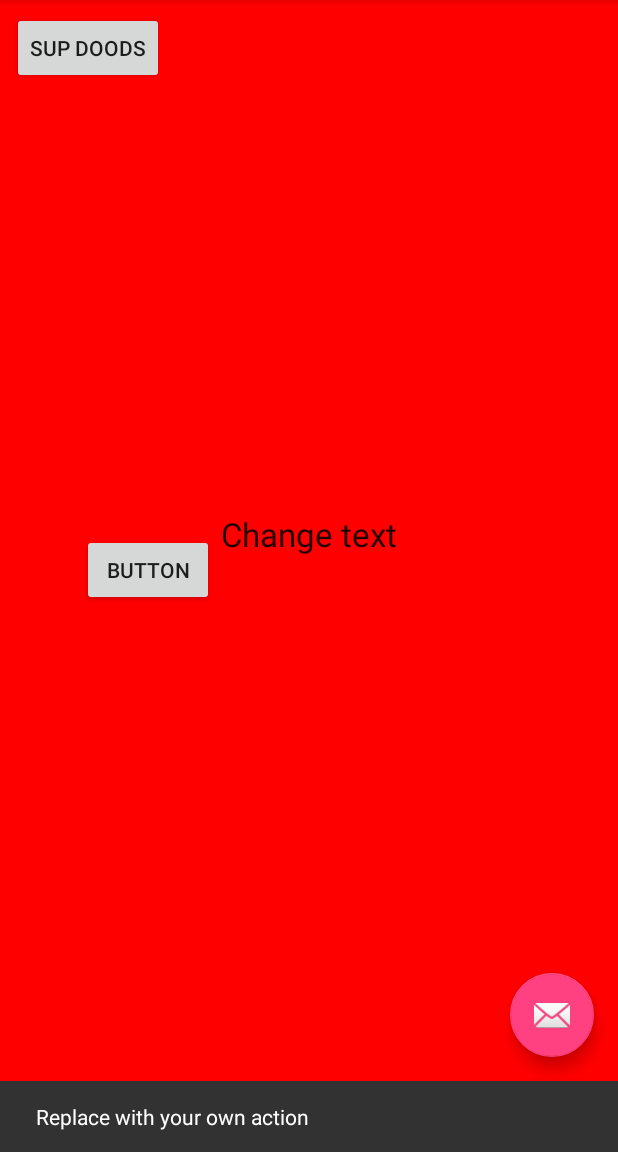
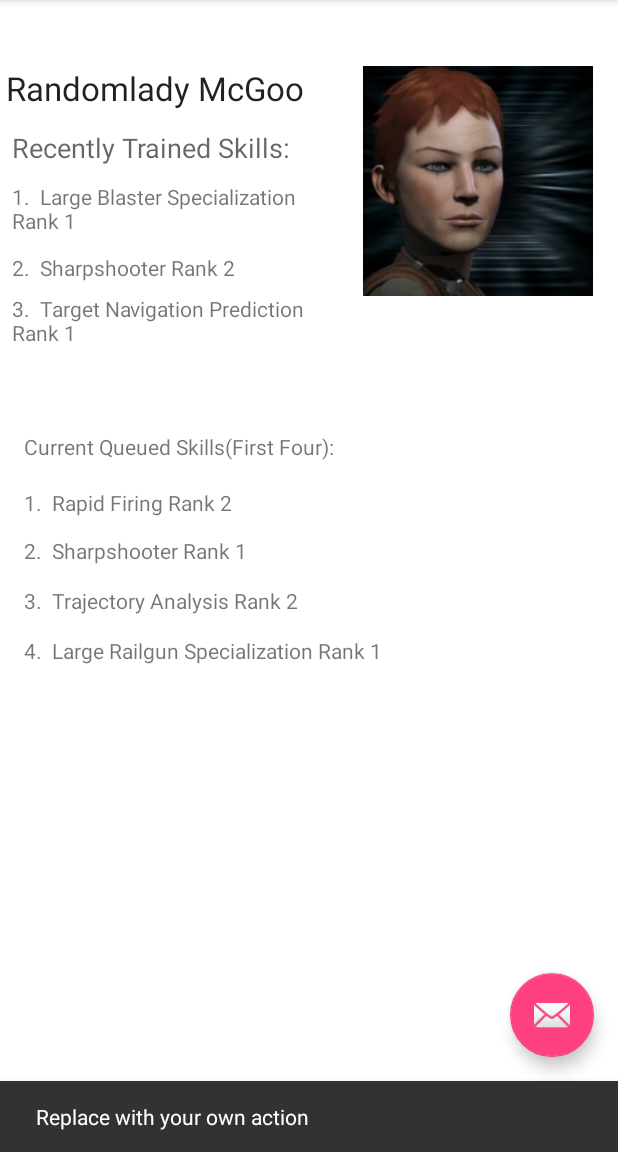
Before and after one commit to kylaconstantine13/skill_eden, an Android app: the screen it shows after launch (MainActivity), after a tap on an icon or button, on a phone screen of 412 x 824 dp, the part 84-1236 px from its top. Run offline under Robolectric (Android 15) with nearby library versions, the phone set to English and light mode, and no system bars; pictures from the network do not load; 2 other taps on this screen came first.

Commit message:
Added parent navigation for the messaging activity in the manifest.  Cleaned up the main activity to show a concept skill summary

```diff
--- a/skilleden/app/src/main/AndroidManifest.xml
+++ b/skilleden/app/src/main/AndroidManifest.xml
@@ -33,16 +33,21 @@
             android:name=".SkillPlanTabbedActivity"
             android:label="@string/title_activity_skill_plan_tabbed"
             android:theme="@style/AppTheme.NoActionBar" />
-        <activity android:name=".Messages" />
+        <!-- The two important lines are android:name and android:parentActivityName -->
+        <activity
+            android:name=".Messages"
+            android:parentActivityName=".MainActivity" />
+        <!-- The meta-data tag is required for API level 15 and lower, can be copy pasted directly -->
+            <meta-data
+                android:name="android.support.PARENT_ACTIVITY"
+                android:value=".MainActivity"/>
+
         <activity android:name=".SkillDetailActivity"
             android:parentActivityName=".SkillActivity">
-
             <!-- The meta-data tag is required if you support API level 15 and lower -->
             <meta-data
                 android:name="android.support.PARENT_ACTIVITY"
                 android:value=".SkillActivity" />
-
         </activity>
     </application>
-
 </manifest>
--- a/skilleden/app/src/main/java/com/eve/skilleden/MainActivity.java
+++ b/skilleden/app/src/main/java/com/eve/skilleden/MainActivity.java
@@ -94,25 +94,19 @@ public class MainActivity extends AppCompatActivity {
     }
 
     public void buttonOnClick(View v) {
-        Button testButton = (Button) v;
         ((Button) v).setText("SUP DOODS");
-        //v = (Button)findViewById(R.id.reset);
 
-        ConstraintLayout background = (ConstraintLayout) findViewById(R.id.make_background); //Gets the background object
-        background.setBackgroundColor(Color.RED); //change backgrond object color to red
+        ConstraintLayout background = findViewById(R.id.make_background); //Gets the background object
+        background.setBackgroundColor(Color.RED); //change background object color to red
 
-        TextView middleText = (TextView) findViewById(R.id.textView2);
+        TextView middleText = findViewById(R.id.textView2);
         middleText.setText("Change text");
+    }
 
-        /*View view = this.getWindow().getDecorView();
-        view.setBackgroundColor(15);
-        //testButton = findViewById(R.id.reset);*/
-    }
     public void openSkillPlanActivity(){
         Intent intent = new Intent(this, SkillPlanTabbedActivity.class);
         startActivity(intent);
     }
-
 
     public void openSkillActivity() {
         Intent intent = new Intent(this, SkillActivity.class);
--- a/skilleden/app/src/main/res/layout/content_main.xml
+++ b/skilleden/app/src/main/res/layout/content_main.xml
@@ -10,76 +10,127 @@
     tools:context=".MainActivity"
     tools:showIn="@layout/app_bar_main">
 
-    <Button
-        android:id="@+id/button"
+    <TextView
+        android:id="@+id/textView23"
         android:layout_width="wrap_content"
-        android:layout_height="wrap_content"
-        android:layout_marginEnd="8dp"
-        android:layout_marginLeft="8dp"
-        android:layout_marginRight="8dp"
+        android:layout_height="22dp"
+        android:layout_marginStart="16dp"
+        android:layout_marginTop="12dp"
+        android:text="4.  Large Railgun Specialization Rank 1"
+        app:layout_constraintStart_toStartOf="parent"
+        app:layout_constraintTop_toBottomOf="@+id/textView21" />
+
+    <TextView
+        android:id="@+id/textView21"
+        android:layout_width="wrap_content"
+        android:layout_height="21dp"
+        android:layout_marginStart="16dp"
+        android:layout_marginTop="12dp"
+        android:text="3.  Trajectory Analysis Rank 2"
+        app:layout_constraintStart_toStartOf="parent"
+        app:layout_constraintTop_toBottomOf="@+id/textView22" />
+
+    <TextView
+        android:id="@+id/textView22"
+        android:layout_width="wrap_content"
+        android:layout_height="21dp"
+        android:layout_marginStart="16dp"
+        android:layout_marginTop="12dp"
+        android:text="2.  Sharpshooter Rank 1"
+        app:layout_constraintStart_toStartOf="parent"
+        app:layout_constraintTop_toBottomOf="@+id/textView20" />
+
+    <TextView
+        android:id="@+id/textView18"
+        android:layout_width="197dp"
+        android:layout_height="36dp"
         android:layout_marginStart="8dp"
         android:layout_marginTop="8dp"
-        android:onClick="buttonOnClick"
-        android:text="Whatever, button"
-        app:layout_constraintEnd_toEndOf="parent"
-        app:layout_constraintHorizontal_bias="0.0"
+        android:text="3.  Target Navigation Prediction Rank 1"
+        app:layout_constraintStart_toStartOf="parent"
+        app:layout_constraintTop_toBottomOf="@+id/textView17" />
+
+    <TextView
+        android:id="@+id/textView17"
+        android:layout_width="wrap_content"
+        android:layout_height="19dp"
+        android:layout_marginStart="8dp"
+        android:layout_marginTop="8dp"
+        android:text="2.  Sharpshooter Rank 2"
+        app:layout_constraintStart_toStartOf="parent"
+        app:layout_constraintTop_toBottomOf="@+id/textView15" />
+
+    <TextView
+        android:id="@+id/textView12"
+        android:layout_width="205dp"
+        android:layout_height="34dp"
+        android:layout_marginStart="4dp"
+        android:layout_marginTop="44dp"
+        android:text="Randomlady McGoo"
+        android:textAppearance="@android:style/TextAppearance.Material.Large"
         app:layout_constraintStart_toStartOf="parent"
         app:layout_constraintTop_toTopOf="parent" />
 
-    <android.support.v4.widget.NestedScrollView
-        android:layout_width="368dp"
-        android:layout_height="174dp"
-        android:layout_marginBottom="8dp"
-        android:layout_marginEnd="8dp"
-        android:layout_marginLeft="8dp"
-        android:layout_marginRight="8dp"
+    <TextView
+        android:id="@+id/textView14"
+        android:layout_width="202dp"
+        android:layout_height="27dp"
         android:layout_marginStart="8dp"
         android:layout_marginTop="8dp"
-        android:fillViewport="true"
-        app:layout_constraintBottom_toBottomOf="parent"
-        app:layout_constraintEnd_toEndOf="parent"
+        android:text="Recently Trained Skills:"
+        android:textAppearance="@android:style/TextAppearance.Material.Medium"
         app:layout_constraintStart_toStartOf="parent"
-        app:layout_constraintTop_toTopOf="parent"
-        app:layout_constraintVertical_bias="0.498"
-        tools:layout_marginTop="440dp">
-
-        <LinearLayout
-            android:layout_width="match_parent"
-            android:layout_height="wrap_content"
-            android:addStatesFromChildren="true"
-            android:orientation="vertical" />
-    </android.support.v4.widget.NestedScrollView>
+        app:layout_constraintTop_toBottomOf="@+id/textView12" />
 
     <TextView
+        android:id="@+id/textView15"
+        android:layout_width="200dp"
+        android:layout_height="39dp"
+        android:layout_marginStart="8dp"
+        android:layout_marginTop="8dp"
+        android:text="1.  Large Blaster Specialization Rank 1"
+        app:layout_constraintStart_toStartOf="parent"
+        app:layout_constraintTop_toBottomOf="@+id/textView14" />
+
+    <ImageView
+        android:id="@+id/imageView5"
+        android:layout_width="155dp"
+        android:layout_height="153dp"
+        android:layout_marginEnd="16dp"
+        android:layout_marginTop="44dp"
+        app:layout_constraintEnd_toEndOf="parent"
+        app:layout_constraintTop_toTopOf="parent"
+        app:srcCompat="@drawable/homeuser" />
+
+    <TextView
+        android:id="@+id/textView19"
+        android:layout_width="211dp"
+        android:layout_height="25dp"
+        android:layout_marginStart="16dp"
+        android:layout_marginTop="56dp"
+        android:text="Current Queued Skills(First Four):"
+        app:layout_constraintStart_toStartOf="parent"
+        app:layout_constraintTop_toBottomOf="@+id/textView18" />
+
+    <TextView
+        android:id="@+id/textView20"
+        android:layout_width="wrap_content"
+        android:layout_height="20dp"
+        android:layout_marginStart="16dp"
+        android:layout_marginTop="12dp"
+        android:text="1.  Rapid Firing Rank 2"
+        app:layout_constraintStart_toStartOf="parent"
+        app:layout_constraintTop_toBottomOf="@+id/textView19" />
+
+    <TextView
+        android:id="@+id/textView24"
         android:layout_width="wrap_content"
         android:layout_height="wrap_content"
-        android:text=""
-        android:textAppearance="@style/TextAppearance.AppCompat.Display2"
+        android:layout_marginBottom="16dp"
+        android:layout_marginStart="172dp"
+        android:text="New Messages!"
+        android:textAppearance="@android:style/TextAppearance.Material.Large"
         app:layout_constraintBottom_toBottomOf="parent"
-        app:layout_constraintLeft_toLeftOf="parent"
-        app:layout_constraintRight_toRightOf="parent"
-        app:layout_constraintTop_toTopOf="parent" />
-
-    <Button
-        android:id="@+id/button2"
-        android:layout_width="wrap_content"
-        android:layout_height="wrap_content"
-        android:layout_marginEnd="8dp"
-        android:layout_marginLeft="8dp"
-        android:layout_marginRight="8dp"
-        android:layout_marginStart="8dp"
-        android:layout_marginTop="356dp"
-        android:text="Button"
-        app:layout_constraintEnd_toEndOf="parent"
-        app:layout_constraintHorizontal_bias="0.092"
-        app:layout_constraintStart_toStartOf="@+id/guideline"
-        app:layout_constraintTop_toTopOf="parent" />
-
-    <android.support.constraint.Guideline
-        android:id="@+id/guideline"
-        android:layout_width="wrap_content"
-        android:layout_height="wrap_content"
-        android:orientation="vertical"
-        app:layout_constraintGuide_begin="20dp" />
+        app:layout_constraintStart_toStartOf="parent" />
 
 </android.support.constraint.ConstraintLayout>
```
Also changed, not shown: skilleden/app/src/main/res/drawable/homeuser.jpg (added).
